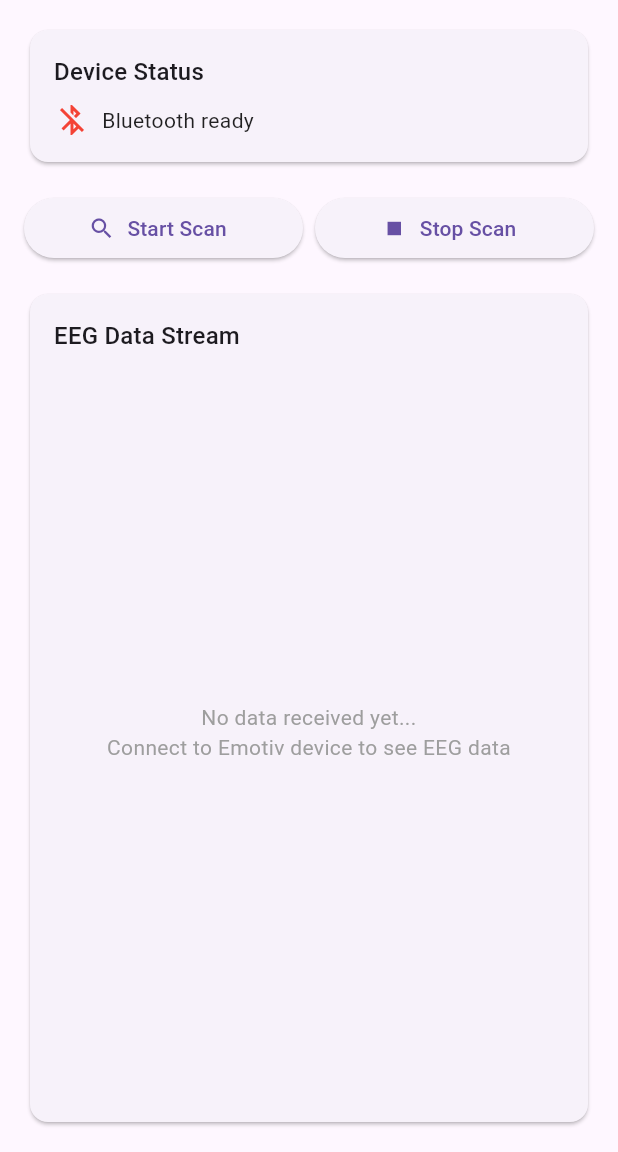
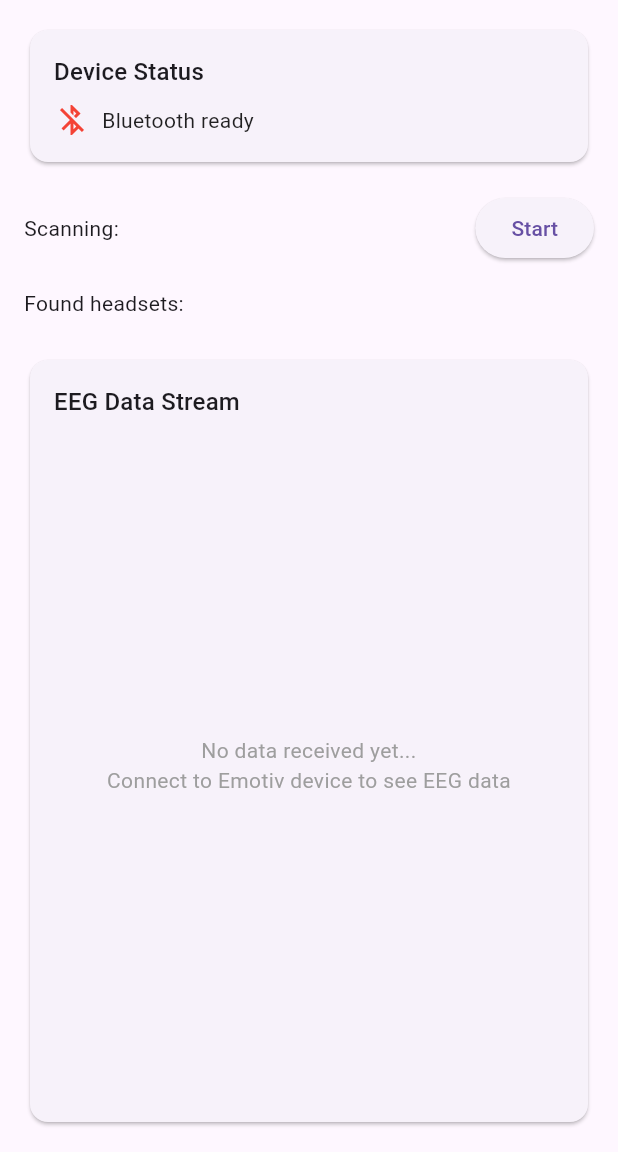
Before and after one commit to CommanderPho/flutter_application_final_emotiv_logger, a Flutter app: the screen it shows after launch, on a phone screen of 412 x 824 dp, the part 84-1236 px from its top. Run offline on Flutter 3.47's test engine with Material 3 defaults, Android fonts, the phone set to English and light mode, and no system bars; our stand-ins replace device_info_plus, file_picker, flutter_blue_plus, permission_handler; missing offline and left inert: encrypt, liblsl.

Commit message:
switch out to dedicated `BluetoothControlWidget`

```diff
--- a/lib/main.dart
+++ b/lib/main.dart
@@ -281,29 +281,14 @@ void _updateConnectedDevice(String deviceName) {
 
 			const SizedBox(height: 16),
 
-			// Control Buttons
-			Row(
-			  children: [
-				Expanded(
-				  child: ElevatedButton.icon(
-					onPressed: _isConnected ? null : _startScanning,
-					icon: const Icon(Icons.search),
-					label: Text(_bleManager.isScanning ? 'Scanning...' : 'Start Scan'),
-				  ),
-				),
-				const SizedBox(width: 8),
-				Expanded(
-				  child: ElevatedButton.icon(
-					onPressed: _isConnected ? _disconnect : _stopScanning,
-					icon: Icon(_isConnected ? Icons.bluetooth_disabled : Icons.stop),
-					label: Text(_isConnected ? 'Disconnect' : 'Stop Scan'),
-					style: ElevatedButton.styleFrom(
-					  backgroundColor: _isConnected ? Colors.red : null,
-					  foregroundColor: _isConnected ? Colors.white : null,
-					),
-				  ),
-				),
-			  ],
+			// Replace your existing control buttons with this:
+			BluetoothControlWidget(
+			  isConnected: _isConnected,
+			  isScanning: _bleManager.isScanning,
+			  connectedDeviceName: _connectedDeviceName,
+			  foundDevices: _foundDevices,
+			  onToggleScan: _toggleScanning,
+			  onDisconnect: _disconnect,
 			),
 
 			const SizedBox(height: 16),
```
